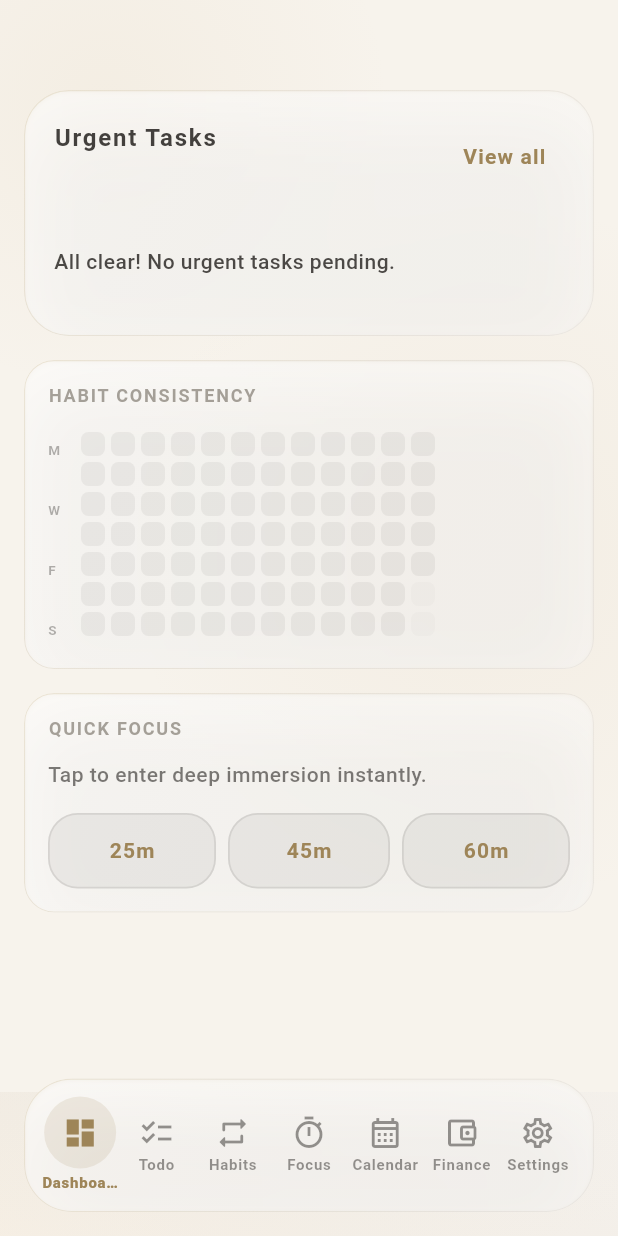
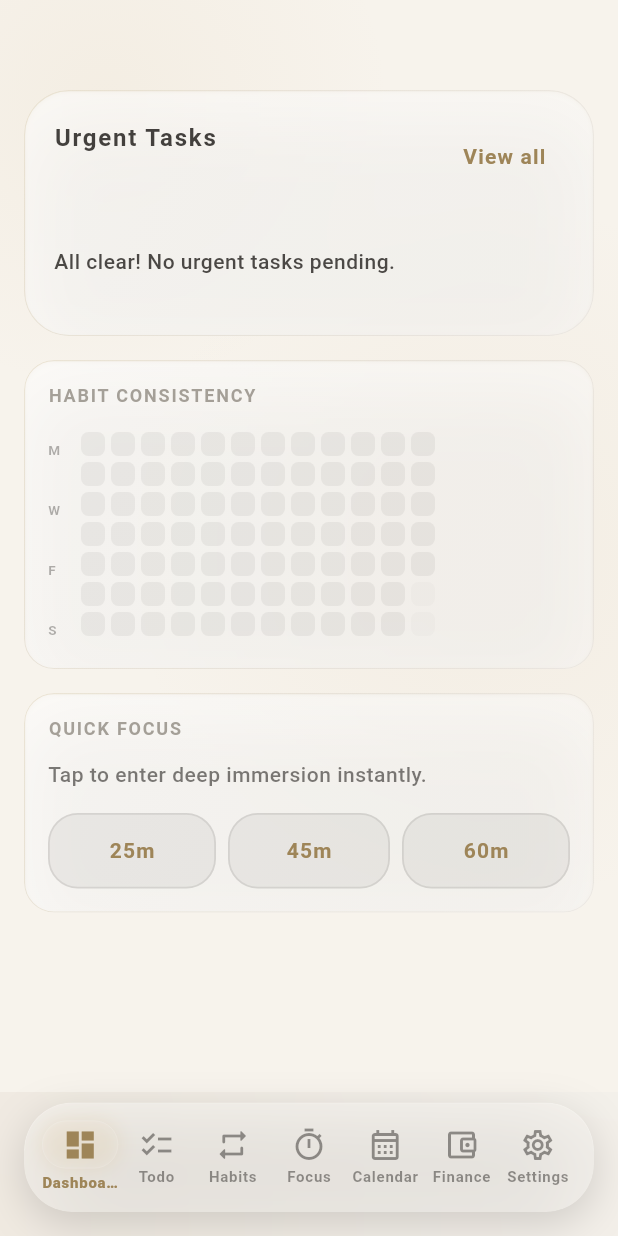
Before and after one commit to IT25100142/LifePilot_todo, a Flutter app: the DashboardScreen screen opened by its route, scrolled down 770 dp, on a phone screen of 412 x 824 dp. Run offline on Flutter 3.47's test engine with Material 3 defaults, Android fonts, the phone set to English and light mode, and no system bars; our stand-ins replace csv, drift, drift_flutter, file_picker, fl_chart, flutter_local_notifications and 7 more; missing offline and left inert: cryptography, file_saver; accounts and stored records are empty; generated files the repository leaves out were written again; network calls fail.

Commit message:
feat: add animated mesh backdrop and enhance UI elements; improve insights computation for web

```diff
--- a/lifepilot/lib/core/widgets/life_pilot_scaffold.dart
+++ b/lifepilot/lib/core/widgets/life_pilot_scaffold.dart
@@ -1,7 +1,9 @@
+import 'dart:ui' as ui;
 import 'package:flutter/material.dart';
 import 'package:go_router/go_router.dart';
 
 import 'glass.dart';
+import 'mesh_backdrop.dart';
 
 class LifePilotScaffold extends StatefulWidget {
   const LifePilotScaffold({required this.navigationShell, super.key});
@@ -68,6 +70,7 @@ class _LifePilotScaffoldState extends State<LifePilotScaffold> {
       body: LiquidBackground(
         child: Stack(
           children: [
+            const Positioned.fill(child: LifePilotMeshBackdrop()),
             // ── Page Content with AnimatedSwitcher transitions ──
             Positioned.fill(
               child: Padding(
@@ -128,28 +131,68 @@ class _LifePilotScaffoldState extends State<LifePilotScaffold> {
                     child: Padding(
                       padding: const EdgeInsets.symmetric(horizontal: 16),
                       child: RepaintBoundary(
-                        child: GlassPanel(
+                        child: Container(
+                          decoration: BoxDecoration(
+                            borderRadius: BorderRadius.circular(32),
+                            boxShadow: [
+                              BoxShadow(
+                                color: Colors.black.withValues(alpha: 0.15),
+                                blurRadius: 24,
+                                offset: const Offset(0, 8),
+                              ),
+                            ],
+                          ),
+                          child: ClipRRect(
+                            borderRadius: BorderRadius.circular(32),
+                            child: BackdropFilter(
+                              filter: ui.ImageFilter.blur(
+                                sigmaX: 25.0,
+                                sigmaY: 25.0,
+                              ),
+                              child: CustomPaint(
+                                foregroundPainter:
+                                    const SpecularTopBorderPainter(
                                       radius: 32,
+                                      strokeWidth: 0.75,
+                                    ),
+                                child: Container(
                                   padding: const EdgeInsets.symmetric(
                                     vertical: 4,
                                     horizontal: 12,
                                   ),
+                                  decoration: BoxDecoration(
+                                    color: Theme.of(context).colorScheme.surface
+                                        .withValues(alpha: 0.45),
+                                    borderRadius: BorderRadius.circular(32),
+                                  ),
                                   child: Row(
-                            mainAxisAlignment: MainAxisAlignment.spaceAround,
+                                    mainAxisAlignment:
+                                        MainAxisAlignment.spaceAround,
                                     children: [
-                              for (int i = 0; i < _destinations.length; i++)
+                                      for (
+                                        int i = 0;
+                                        i < _destinations.length;
+                                        i++
+                                      )
                                         Expanded(
                                           child: FloatingDockTab(
                                             icon: _destinations[i].icon,
-                                    selectedIcon: _destinations[i].selectedIcon,
+                                            selectedIcon:
+                                                _destinations[i].selectedIcon,
                                             label: _destinations[i].label,
                                             isSelected:
-                                        widget.navigationShell.currentIndex ==
+                                                widget
+                                                    .navigationShell
+                                                    .currentIndex ==
                                                 i,
                                             onTap: () => _goBranch(i),
                                           ),
                                         ),
                                     ],
+                                  ),
+                                ),
+                              ),
+                            ),
                           ),
                         ),
                       ),
@@ -250,17 +293,34 @@ class _FloatingDockTabState extends State<FloatingDockTab>
               Stack(
                 alignment: Alignment.center,
                 children: [
-                  // Expanding selection glow circle
+                  // Smooth, horizontally elongated high-glass capsule badge with champagne gold micro-glow
                   AnimatedContainer(
                     duration: const Duration(milliseconds: 320),
                     curve: Curves.easeOutCubic,
-                    width: widget.isSelected ? 48 : 0,
-                    height: widget.isSelected ? 48 : 0,
+                    width: widget.isSelected ? 52 : 0,
+                    height: widget.isSelected ? 32 : 0,
                     decoration: BoxDecoration(
-                      shape: BoxShape.circle,
+                      borderRadius: BorderRadius.circular(16),
                       color: widget.isSelected
-                          ? activeColor.withValues(alpha: 0.14)
+                          ? Colors.white.withValues(alpha: 0.08)
                           : Colors.transparent,
+                      border: Border.all(
+                        color: widget.isSelected
+                            ? Colors.white.withValues(alpha: 0.15)
+                            : Colors.transparent,
+                        width: 0.5,
+                      ),
+                      boxShadow: widget.isSelected
+                          ? [
+                              BoxShadow(
+                                color: const Color(
+                                  0xFFD6BD92,
+                                ).withValues(alpha: 0.25),
+                                blurRadius: 10,
+                                spreadRadius: 1,
+                              ),
+                            ]
+                          : [],
                     ),
                   ),
                   // Icon itself with smooth cross-fade
@@ -371,3 +431,54 @@ class _LifePilotDestination {
   final IconData icon;
   final IconData selectedIcon;
 }
+
+// ─────────────────────────────────────────────────────────────────────────────
+// SpecularTopBorderPainter — applies a highlight exclusively along the top edge
+// ─────────────────────────────────────────────────────────────────────────────
+
+class SpecularTopBorderPainter extends CustomPainter {
+  const SpecularTopBorderPainter({
+    required this.radius,
+    required this.strokeWidth,
+  });
+
+  final double radius;
+  final double strokeWidth;
+
+  @override
+  void paint(Canvas canvas, Size size) {
+    final halfStroke = strokeWidth / 2;
+    final dRect = Rect.fromLTWH(
+      halfStroke,
+      halfStroke,
+      size.width - strokeWidth,
+      size.height - strokeWidth,
+    );
+    final dRadius = radius - halfStroke;
+
+    final pathTop = Path()
+      ..moveTo(dRect.left, dRect.top + dRadius)
+      ..arcToPoint(
+        Offset(dRect.left + dRadius, dRect.top),
+        radius: Radius.circular(dRadius),
+      )
+      ..lineTo(dRect.right - dRadius, dRect.top)
+      ..arcToPoint(
+        Offset(dRect.right, dRect.top + dRadius),
+        radius: Radius.circular(dRadius),
+      );
+
+    final paint = Paint()
+      ..strokeWidth = strokeWidth
+      ..style = PaintingStyle.stroke
+      ..color = Colors.white.withValues(alpha: 0.15);
+
+    canvas.drawPath(pathTop, paint);
+  }
+
+  @override
+  bool shouldRepaint(covariant SpecularTopBorderPainter oldDelegate) {
+    return oldDelegate.radius != radius ||
+        oldDelegate.strokeWidth != strokeWidth;
+  }
+}
--- /dev/null
+++ b/lifepilot/lib/core/widgets/mesh_backdrop.dart
@@ -0,0 +1,137 @@
+import 'dart:math' as math;
+import 'dart:ui' as ui;
+import 'package:flutter/material.dart';
+
+class LifePilotMeshBackdrop extends StatefulWidget {
+  const LifePilotMeshBackdrop({super.key});
+
+  @override
+  State<LifePilotMeshBackdrop> createState() => _LifePilotMeshBackdropState();
+}
+
+class _LifePilotMeshBackdropState extends State<LifePilotMeshBackdrop>
+    with SingleTickerProviderStateMixin {
+  late final AnimationController _controller;
+
+  @override
+  void initState() {
+    super.initState();
+    _controller = AnimationController(
+      vsync: this,
+      duration: const Duration(seconds: 20),
+    )..repeat(reverse: true);
+  }
+
+  @override
+  void dispose() {
+    _controller.dispose();
+    super.dispose();
+  }
+
+  @override
+  Widget build(BuildContext context) {
+    final theme = Theme.of(context);
+    final size = MediaQuery.sizeOf(context);
+
+    return ClipRect(
+      child: AnimatedBuilder(
+        animation: _controller,
+        builder: (context, child) {
+          final t = _controller.value;
+
+          // Compute shifting positions & scales dynamically using sine & cosine waves
+          // Orb 1: Soft Champagne Gold (Top-left drifting toward center-right)
+          final x1 = size.width * (0.15 + 0.35 * math.sin(t * 2 * math.pi));
+          final y1 = size.height * (0.2 + 0.3 * math.cos(t * 2 * math.pi));
+          final scale1 = 1.0 + 0.25 * math.sin(t * 2 * math.pi);
+
+          // Orb 2: Muted Velvet Indigo (Bottom-right drifting toward center-left)
+          final x2 =
+              size.width * (0.8 - 0.4 * math.cos((t + 0.25) * 2 * math.pi));
+          final y2 =
+              size.height * (0.75 - 0.35 * math.sin((t + 0.25) * 2 * math.pi));
+          final scale2 = 0.95 + 0.3 * math.cos((t + 0.3) * 2 * math.pi);
+
+          // Orb 3: Slate Charcoal / Deep Dark Teal (Bottom-left drifting toward top-right)
+          final x3 =
+              size.width * (0.25 + 0.45 * math.cos((t + 0.5) * 2 * math.pi));
+          final y3 =
+              size.height * (0.7 - 0.4 * math.sin((t + 0.5) * 2 * math.pi));
+          final scale3 = 1.05 + 0.2 * math.sin((t + 0.6) * 2 * math.pi);
+
+          const baseOrbSize = 500.0;
+
+          return Stack(
+            clipBehavior: Clip.none,
+            children: [
+              // Orb 1 (Champagne Gold)
+              Positioned(
+                left: x1 - (baseOrbSize * scale1 / 2),
+                top: y1 - (baseOrbSize * scale1 / 2),
+                width: baseOrbSize * scale1,
+                height: baseOrbSize * scale1,
+                child: DecoratedBox(
+                  decoration: BoxDecoration(
+                    shape: BoxShape.circle,
+                    gradient: RadialGradient(
+                      colors: [
+                        theme.colorScheme.primary.withValues(alpha: 0.08),
+                        theme.colorScheme.primary.withValues(alpha: 0.0),
+                      ],
+                    ),
+                  ),
+                ),
+              ),
+
+              // Orb 2 (Muted Velvet Indigo)
+              Positioned(
+                left: x2 - (baseOrbSize * scale2 / 2),
+                top: y2 - (baseOrbSize * scale2 / 2),
+                width: baseOrbSize * scale2,
+                height: baseOrbSize * scale2,
+                child: DecoratedBox(
+                  decoration: BoxDecoration(
+                    shape: BoxShape.circle,
+                    gradient: RadialGradient(
+                      colors: [
+                        theme.colorScheme.tertiary.withValues(alpha: 0.06),
+                        theme.colorScheme.tertiary.withValues(alpha: 0.0),
+                      ],
+                    ),
+                  ),
+                ),
+              ),
+
+              // Orb 3 (Slate Charcoal / Teal)
+              Positioned(
+                left: x3 - (baseOrbSize * scale3 / 2),
+                top: y3 - (baseOrbSize * scale3 / 2),
+                width: baseOrbSize * scale3,
+                height: baseOrbSize * scale3,
+                child: DecoratedBox(
+                  decoration: BoxDecoration(
+                    shape: BoxShape.circle,
+                    gradient: RadialGradient(
+                      colors: [
+                        theme.colorScheme.secondary.withValues(alpha: 0.05),
+                        theme.colorScheme.secondary.withValues(alpha: 0.0),
+                      ],
+                    ),
+                  ),
+                ),
+              ),
+
+              // Global heavy blur filter to melt everything into a seamless mesh
+              Positioned.fill(
+                child: BackdropFilter(
+                  filter: ui.ImageFilter.blur(sigmaX: 90.0, sigmaY: 90.0),
+                  child: const SizedBox.shrink(),
+                ),
+              ),
+            ],
+          );
+        },
+      ),
+    );
+  }
+}
--- a/lifepilot/lib/features/insights/insights_provider.dart
+++ b/lifepilot/lib/features/insights/insights_provider.dart
@@ -1,4 +1,5 @@
 import 'dart:isolate';
+import 'package:flutter/foundation.dart';
 import 'package:flutter_riverpod/flutter_riverpod.dart';
 
 import '../../core/constants/app_constants.dart';
@@ -200,5 +201,8 @@ final systemInsightsProvider = FutureProvider<SystemInsights>((ref) async {
     exchangeRates: ref.watch(exchangeRateProvider).rates,
   );
 
+  if (kIsWeb) {
+    return await Future.microtask(() => _computeInsights(payload));
+  }
   return await Isolate.run(() => _computeInsights(payload));
 });
```
Lines whose indentation alone changed are shown as unchanged.
